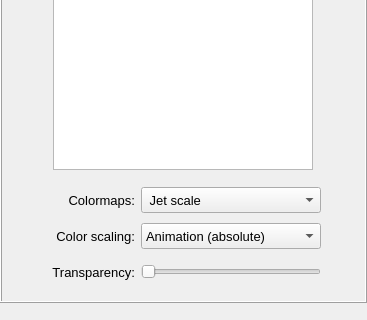
This is pulse/interface/data/ui_files/plots/results/acoustic/plot_acoustic_pressure_field_for_harmonic_analysis.ui in open-pulse/OpenPulse as Qt 5 draws it before an edit; both pictures show x 0 to 367 and y 179 to 499 of the 367 by 499 pixel window. The edited form follows.
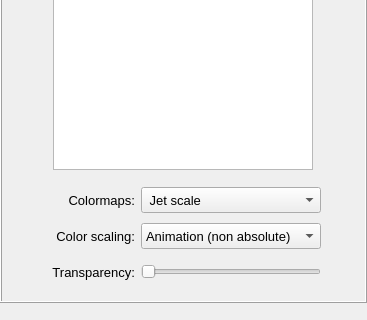
This is the edited form.

Commit message: Update the acoustic field plots ui files

The edit to the form file:
```diff
--- a/pulse/interface/data/ui_files/plots/results/acoustic/plot_acoustic_pressure_field_for_harmonic_analysis.ui
+++ b/pulse/interface/data/ui_files/plots/results/acoustic/plot_acoustic_pressure_field_for_harmonic_analysis.ui
@@ -400,7 +400,7 @@
                </property>
                <item>
                 <property name="text">
-                 <string>Animation (absolute)</string>
+                 <string>Animation (non absolute)</string>
                 </property>
                </item>
                <item>
```
Left out of the diff: 2 changed lines with no effect on the pictures. The commit also changes 5 other files.
